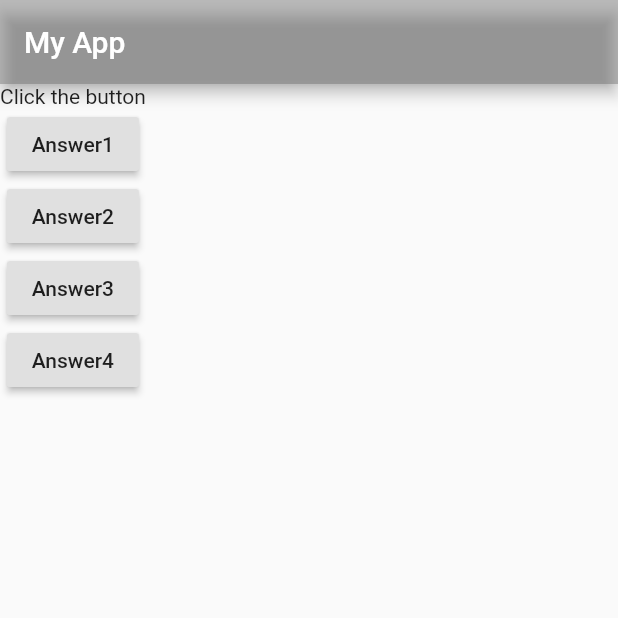
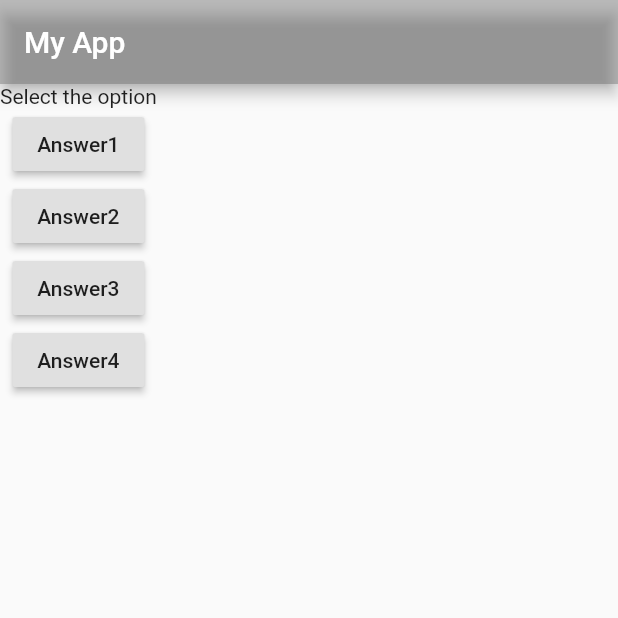
Before and after one commit to sushovanpaul07/Flutter_Learning, a Flutter app: the screen it shows after launch, on a phone screen of 412 x 824 dp, the top half of it. Run offline on Flutter 3.47's test engine with Material 2 defaults, Android fonts, the phone set to English and light mode, and no system bars.

Commit message:
commit into the main branch before pulling

```diff
--- a/lib/main.dart
+++ b/lib/main.dart
@@ -18,7 +18,7 @@ class MyApp extends StatelessWidget {
         ),
         body: Column(
           children: [
-            Text("Click the button"),
+            Text("Select the option"),
             RaisedButton(
               child: Text('Answer1'),
               onPressed: outputAnswer,
```
